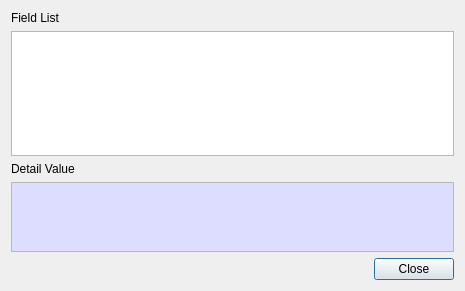
The window that CertMan/csr_info_dlg.ui (jykim74/CertMan) describes before a commit, drawn with Qt 5.
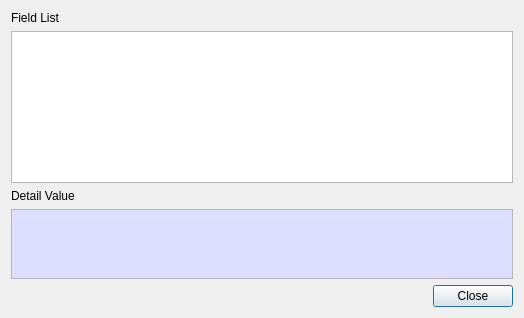
The same window after the commit.

Commit message: UI 개선

What changed in the file:
```diff
--- a/CertMan/csr_info_dlg.ui
+++ b/CertMan/csr_info_dlg.ui
@@ -6,8 +6,8 @@
    <rect>
     <x>0</x>
     <y>0</y>
-    <width>465</width>
-    <height>291</height>
+    <width>524</width>
+    <height>318</height>
    </rect>
   </property>
   <property name="windowTitle">
@@ -25,7 +25,7 @@
     <widget class="QTableWidget" name="mFieldTable">
      <property name="minimumSize">
       <size>
-       <width>400</width>
+       <width>500</width>
        <height>120</height>
       </size>
      </property>
```
The commit also changes 3 other files.
